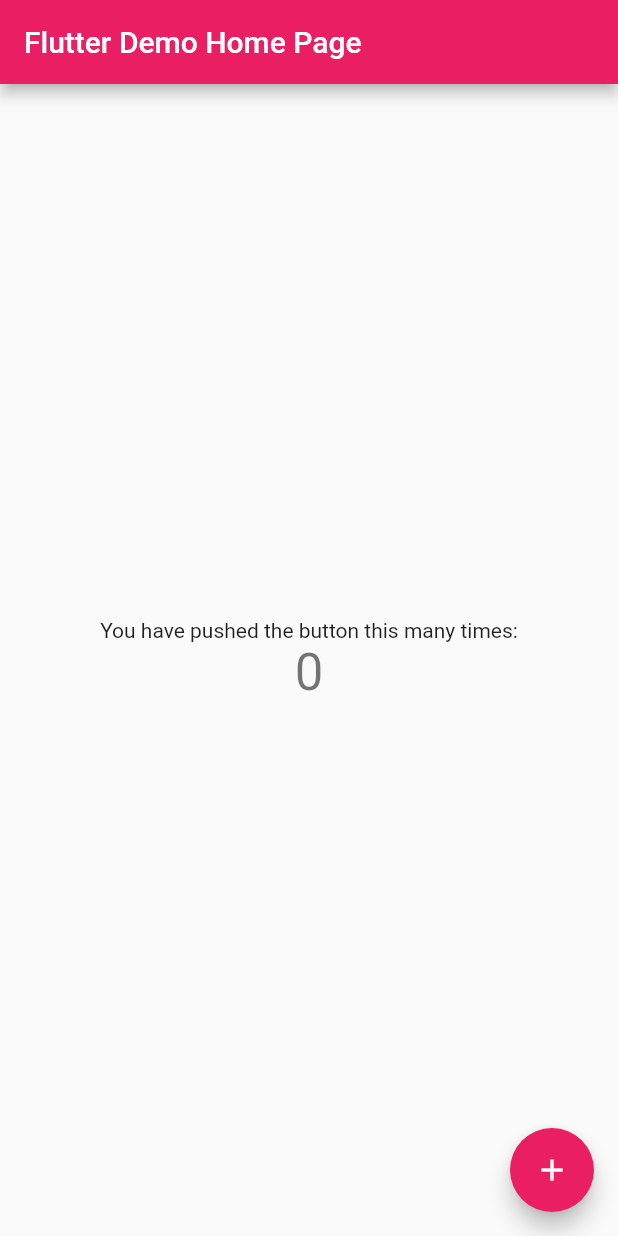
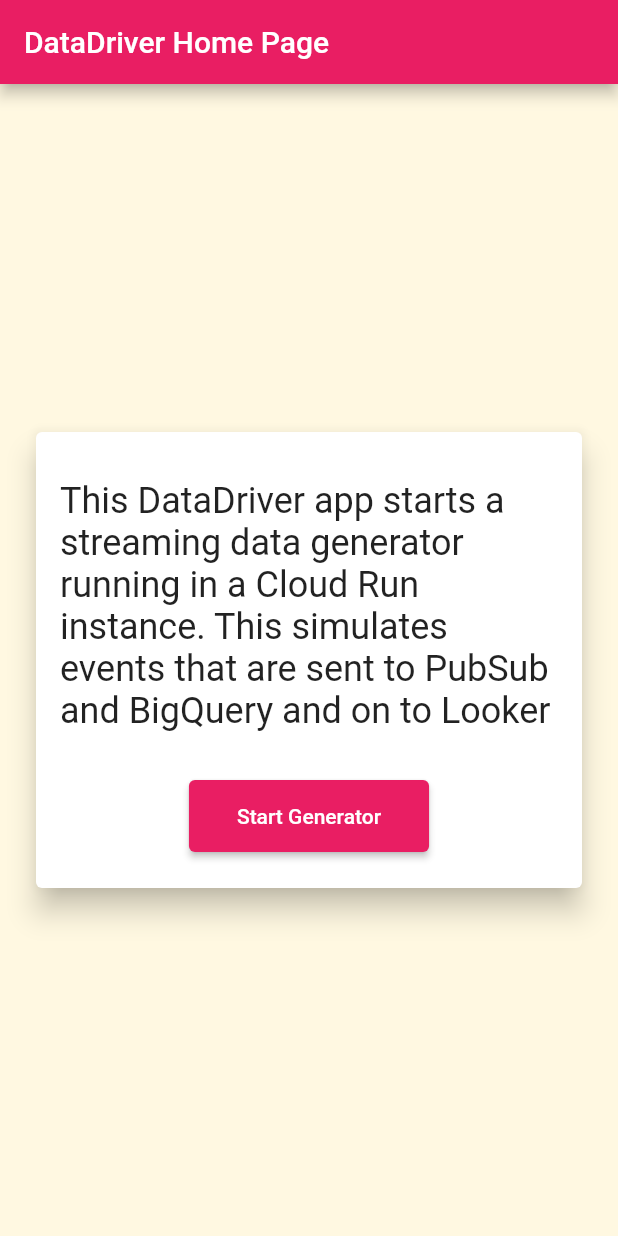
Before and after one commit to malengatiger/datadriver_mobile, a Flutter app: the screen it shows after launch, on a phone screen of 412 x 824 dp. Run offline on Flutter 3.47's test engine with Material 2 defaults, Android fonts, the phone set to English and light mode, and no system bars; our stand-ins replace cloud_firestore, firebase_core, flutter_dotenv; accounts and stored records are empty.

Commit message:
added generator screen

```diff
--- a/lib/main.dart
+++ b/lib/main.dart
@@ -1,12 +1,14 @@
+import 'dart:async';
+
 import 'package:datadriver_mobile/data_models/event.dart';
 import 'package:datadriver_mobile/emojis.dart';
 import 'package:datadriver_mobile/services/data_service.dart';
 import 'package:datadriver_mobile/services/network_service.dart';
+import 'package:datadriver_mobile/ui/generator.dart';
 import 'package:firebase_core/firebase_core.dart';
 import 'package:flutter/material.dart';
 import 'package:flutter_dotenv/flutter_dotenv.dart';
 import 'package:datadriver_mobile/services/util.dart';
-
 
 Future<void> main() async {
   p('DataDriver starting ... $appleGreen $appleGreen');
@@ -23,129 +25,94 @@
   @override
   Widget build(BuildContext context) {
     return MaterialApp(
-      title: 'Flutter Demo',
+      debugShowCheckedModeBanner: false,
+      title: 'DataDriver',
       theme: ThemeData(
-        // This is the theme of your application.
-        //
-        // Try running your application with "flutter run". You'll see the
-        // application has a blue toolbar. Then, without quitting the app, try
-        // changing the primarySwatch below to Colors.green and then invoke
-        // "hot reload" (press "r" in the console where you ran "flutter run",
-        // or simply save your changes to "hot reload" in a Flutter IDE).
-        // Notice that the counter didn't reset back to zero; the application
-        // is not restarted.
         primarySwatch: Colors.pink,
       ),
-      home: const MyHomePage(title: 'Flutter Demo Home Page'),
+      home: const DataDriverHome(title: 'DataDriver Home Page'),
     );
   }
 }
 
-class MyHomePage extends StatefulWidget {
-  const MyHomePage({super.key, required this.title});
-
-  // This widget is the home page of your application. It is stateful, meaning
-  // that it has a State object (defined below) that contains fields that affect
-  // how it looks.
-
-  // This class is the configuration for the state. It holds the values (in this
-  // case the title) provided by the parent (in this case the App widget) and
-  // used by the build method of the State. Fields in a Widget subclass are
-  // always marked "final".
+class DataDriverHome extends StatefulWidget {
+  const DataDriverHome({super.key, required this.title});
 
   final String title;
 
   @override
-  State<MyHomePage> createState() => _MyHomePageState();
+  State<DataDriverHome> createState() => _DataDriverHomeState();
 }
 
-class _MyHomePageState extends State<MyHomePage> {
-  int _counter = 0;
-  var dataService = DataService();
-  var networkService = HttpService();
-  var events = <Event>[];
-  var totalCount = 0;
+class _DataDriverHomeState extends State<DataDriverHome> {
 
-  void _incrementCounter() {
-    setState(() {
-      // This call to setState tells the Flutter framework that something has
-      // changed in this State, which causes it to rerun the build method below
-      // so that the display can reflect the updated values. If we changed
-      // _counter without calling setState(), then the build method would not be
-      // called again, and so nothing would appear to happen.
-      _counter++;
-      _counter++;
-    });
-  }
+
   @override
   void initState() {
     super.initState();
-    _getEvents();
-    _generateEvents();
+
+  }
+
+  _navigateToGenerator() async {
+
+    Navigator.push(
+        context,
+        MaterialPageRoute(
+            builder: (context) => const Generator()));
+  }
 
 
-  }
-  _generateEvents() async {
-    var result = await networkService.generateEvents(
-      intervalInSeconds: 10, upperCountPerPlace: 40, maxCount: 20000
-    );
-    p('$heartGreen $heartGreen _MyHomePageState: call result:  $result $heartGreen $heartGreen');
-  }
-  _getEvents() async {
-    p('$heartBlue $heartBlue _MyHomePageState calling DataService getEvents method ... ');
-    events = await dataService.getEvents(minutes: 2);
-    totalCount  = await dataService.getEventCount();
-  }
 
   @override
   Widget build(BuildContext context) {
-    // This method is rerun every time setState is called, for instance as done
-    // by the _incrementCounter method above.
-    //
-    // The Flutter framework has been optimized to make rerunning build methods
-    // fast, so that you can just rebuild anything that needs updating rather
-    // than having to individually change instances of widgets.
     return Scaffold(
       appBar: AppBar(
-        // Here we take the value from the MyHomePage object that was created by
-        // the App.build method, and use it to set our appbar title.
         title: Text(widget.title),
       ),
+      backgroundColor: Colors.amber.shade50,
       body: Center(
-        // Center is a layout widget. It takes a single child and positions it
-        // in the middle of the parent.
         child: Column(
-          // Column is also a layout widget. It takes a list of children and
-          // arranges them vertically. By default, it sizes itself to fit its
-          // children horizontally, and tries to be as tall as its parent.
-          //
-          // Invoke "debug painting" (press "p" in the console, choose the
-          // "Toggle Debug Paint" action from the Flutter Inspector in Android
-          // Studio, or the "Toggle Debug Paint" command in Visual Studio Code)
-          // to see the wireframe for each widget.
-          //
-          // Column has various properties to control how it sizes itself and
-          // how it positions its children. Here we use mainAxisAlignment to
-          // center the children vertically; the main axis here is the vertical
-          // axis because Columns are vertical (the cross axis would be
-          // horizontal).
           mainAxisAlignment: MainAxisAlignment.center,
           children: <Widget>[
-            const Text(
-              'You have pushed the button this many times:',
-            ),
-            Text(
-              '$_counter',
-              style: Theme.of(context).textTheme.headlineMedium,
-            ),
+            Padding(
+              padding: const EdgeInsets.all(20.0),
+              child: Card(
+                  elevation: 8,
+                  child: Column(
+                    children: [
+                      const SizedBox(
+                        height: 16,
+                      ),
+                      const Padding(
+                        padding: EdgeInsets.all(16.0),
+                        child: Text(
+                          'This DataDriver app starts a streaming data generator running in a Cloud Run instance. '
+                          'This simulates events that are sent to PubSub and BigQuery and on to Looker ',
+                          style: TextStyle(fontSize: 24, fontWeight: FontWeight.normal),
+                        ),
+                      ),
+                      const SizedBox(
+                        height: 16,
+                      ),
+                      ElevatedButton(
+                          onPressed: () {
+                            _navigateToGenerator();
+                          },
+                          child: const Padding(
+                            padding: EdgeInsets.all(16.0),
+                            child: Text('Start Generator'),
+                          )),
+                      const SizedBox(
+                        height: 24,
+                      ),
+
+                    ],
+                  )),
+            )
           ],
         ),
       ),
-      floatingActionButton: FloatingActionButton(
-        onPressed: _incrementCounter,
-        tooltip: 'Increment',
-        child: const Icon(Icons.add),
-      ), // This trailing comma makes auto-formatting nicer for build methods.
+      // This trailing comma makes auto-formatting nicer for build methods.
     );
   }
 }
--- a/lib/services/network_service.dart
+++ b/lib/services/network_service.dart
@@ -47,8 +47,6 @@
     } catch (e) {
       p('$redDot $redDot $redDot Things got a little fucked up! $e');
       throw Exception('$redDot $redDot $redDot Network shit screwed up! $e');
-    } finally {
-      client.close();
     }
     return null;
   }
```
Also changed, not shown: lib/ui/generator.dart (added, +217 -0 lines), 1 other file.
